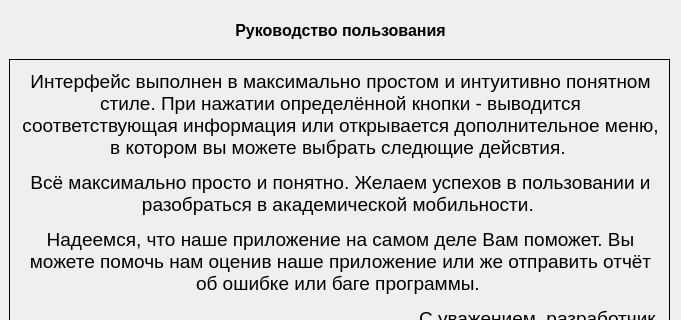
Old version of the form prototype/manual.ui in the repository DmitryKopcheny/Kursach; both pictures show x 0 to 681 and y 0 to 320 of the 681 by 647 pixel window.
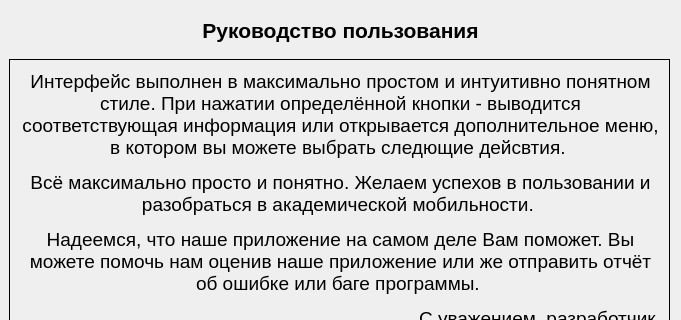
New version of the form. Icons and pictures are not drawn.

```diff
--- a/prototype/manual.ui
+++ b/prototype/manual.ui
@@ -47,7 +47,7 @@
      </font>
     </property>
     <property name="text">
-     <string>&lt;html&gt;&lt;head/&gt;&lt;body&gt;&lt;p align=&quot;center&quot;&gt;Руководство пользования&lt;/p&gt;&lt;/body&gt;&lt;/html&gt;</string>
+     <string>&lt;html&gt;&lt;head/&gt;&lt;body&gt;&lt;p align=&quot;center&quot;&gt;&lt;span style=&quot; font-size:16pt;&quot;&gt;Руководство пользования&lt;/span&gt;&lt;/p&gt;&lt;/body&gt;&lt;/html&gt;</string>
     </property>
    </widget>
    <widget class="QLabel" name="label_2">
```
